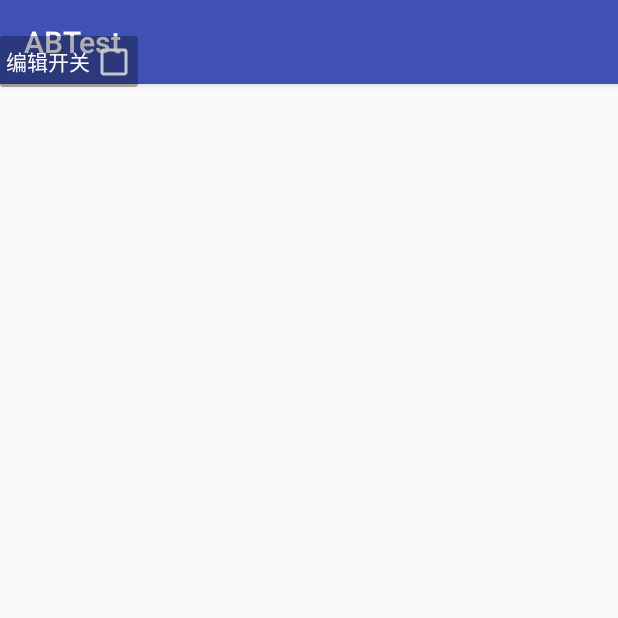
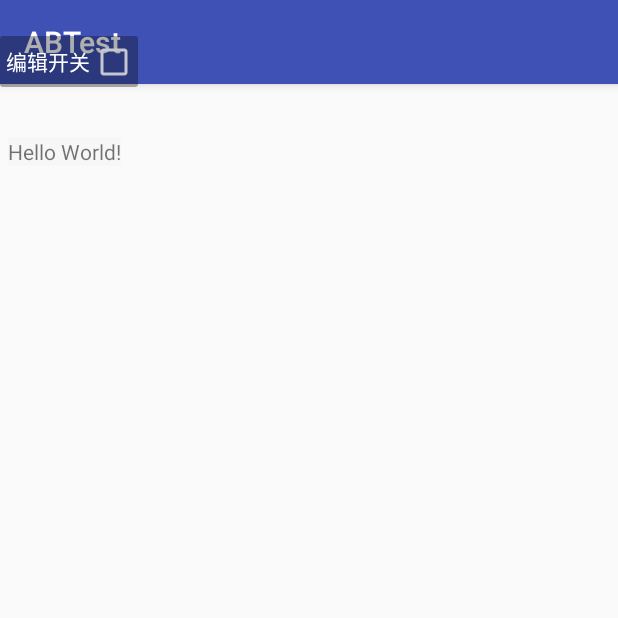
Before and after one commit to bitterbee/abt, an Android app: the screen it shows after launch (MainActivity), on a phone screen of 412 x 824 dp, the top half of it. Run offline under Robolectric (Android 15) with nearby library versions, the light colour scheme and no system bars.

Commit message:
feat(1.0.0): 小修改，支持业务自定义abtest和uiabtest demo 区分

```diff
--- a/app/src/main/res/layout/activity_main.xml
+++ b/app/src/main/res/layout/activity_main.xml
@@ -1,21 +1,26 @@
 <?xml version="1.0" encoding="utf-8"?>
-<android.support.constraint.ConstraintLayout
+<LinearLayout
     xmlns:android="http://schemas.android.com/apk/res/android"
     xmlns:app="http://schemas.android.com/apk/res-auto"
     xmlns:tools="http://schemas.android.com/tools"
     android:layout_width="match_parent"
     android:layout_height="match_parent"
+    android:orientation="vertical"
     tools:context="com.netease.demo.abtest.MainActivity">
 
     <TextView
         android:id="@+id/tv_name"
         android:layout_width="wrap_content"
         android:layout_height="wrap_content"
-        android:text="Hello World!"
-        app:layout_constraintBottom_toBottomOf="parent"
-        app:layout_constraintLeft_toLeftOf="parent"
-        app:layout_constraintRight_toRightOf="parent"
-        app:layout_constraintTop_toTopOf="parent"
-        android:background="@color/gray_f7"/>
+        android:layout_margin="5dp"
+        android:background="@color/gray_f7"
+        android:text="Hello World!"/>
 
-</android.support.constraint.ConstraintLayout>
+    <TextView
+        android:layout_width="wrap_content"
+        android:layout_height="wrap_content"
+        android:layout_margin="5dp"
+        android:background="@color/gray_f7"
+        android:text="Hello World!"/>
+
+</LinearLayout>
--- a/module/abtest/src/main/java/com/netease/lib/abtest/ui/prop/TextStringProp.java
+++ b/module/abtest/src/main/java/com/netease/lib/abtest/ui/prop/TextColorPropSetter.java
@@ -9,15 +9,15 @@ import com.netease.libs.abtestbase.model.UIProp;
 /**
  * Created by zyl06 on 2018/7/29.
  */
-public class TextStringProp implements PropSetter {
+
+public class TextColorPropSetter implements PropSetter {
 
     @Override
     public void apply(View view, UIProp prop) {
-        if (view instanceof TextView && prop.value instanceof CharSequence) {
+        if (view instanceof TextView) {
             TextView tv = (TextView) view;
-
-            ABLog.i("TextStringProp");
-            tv.setText((CharSequence) prop.value);
+            ABLog.i("TextColorPropSetter");
+            tv.setTextColor(prop.intValue);
         }
     }
 }
--- a/module/abtest/src/main/java/com/netease/lib/abtest/ui/prop/TextColorProp.java
+++ b/module/abtest/src/main/java/com/netease/lib/abtest/ui/prop/TextStringPropSetter.java
@@ -9,15 +9,15 @@ import com.netease.libs.abtestbase.model.UIProp;
 /**
  * Created by zyl06 on 2018/7/29.
  */
-
-public class TextColorProp implements PropSetter {
+public class TextStringPropSetter implements PropSetter {
 
     @Override
     public void apply(View view, UIProp prop) {
-        if (view instanceof TextView) {
+        if (view instanceof TextView && prop.value instanceof CharSequence) {
             TextView tv = (TextView) view;
-            ABLog.i("TextColorProp");
-            tv.setTextColor(prop.intValue);
+
+            ABLog.i("TextStringPropSetter");
+            tv.setText((CharSequence) prop.value);
         }
     }
 }
--- a/module/abtest/src/main/java/com/netease/lib/abtest/ui/prop/UIPropFactory.java
+++ b/module/abtest/src/main/java/com/netease/lib/abtest/ui/prop/UIPropFactory.java
@@ -15,8 +15,8 @@ public class UIPropFactory {
 
     private static final Map<String, PropSetter> ATTR_MAP = new HashMap<String, PropSetter>() {
         {
-            put(UIProp.PROP_TEXT_COLOR, new TextColorProp());
-            put(UIProp.PROP_TEXT_STRING, new TextStringProp());
+            put(UIProp.PROP_TEXT_COLOR, new TextColorPropSetter());
+            put(UIProp.PROP_TEXT_STRING, new TextStringPropSetter());
         }
     };
 
--- a/module/abtestuicreator/src/main/res/values/strings.xml
+++ b/module/abtestuicreator/src/main/res/values/strings.xml
@@ -3,11 +3,6 @@
 
     <string name="abtest_id_key">id</string>
     <string name="abtest_path_key">path</string>
-
-    <string name="abtest_bg_color_key">背景颜色</string>
-    <string name="abtest_bg_img_key">背景图片</string>
-    <string name="abtest_text_key">文本</string>
-    <string name="abtest_text_color_key">文本颜色</string>
 
     <string name="abtest_edit_prop_value_hint">请输入值</string>
 
```
